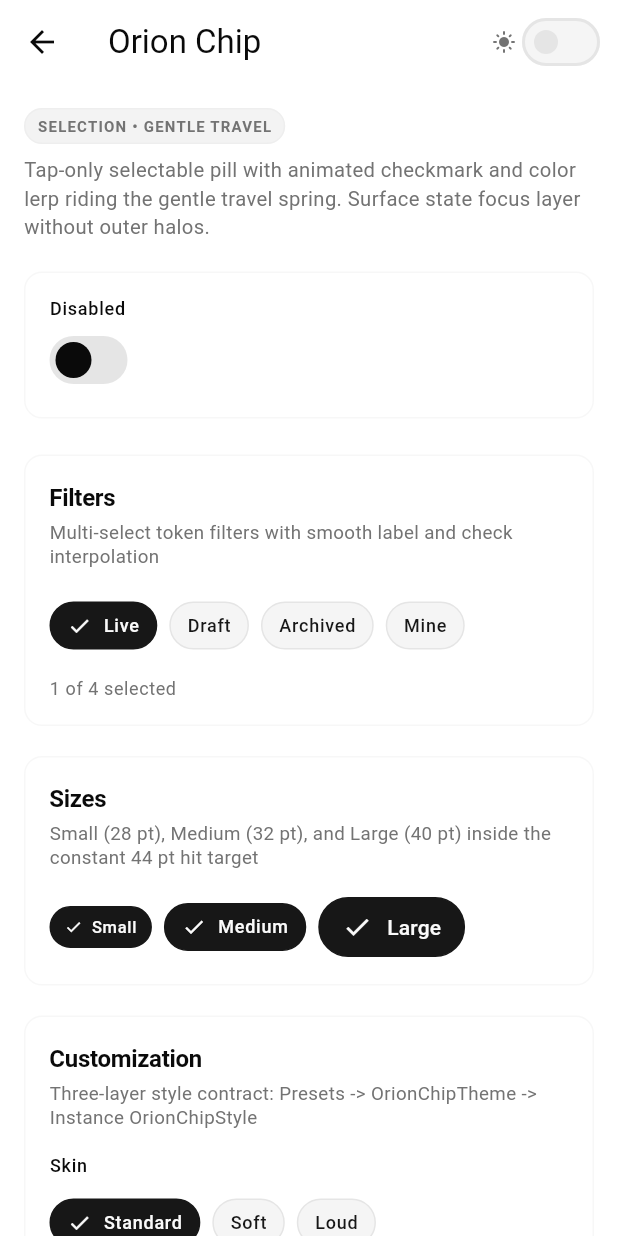
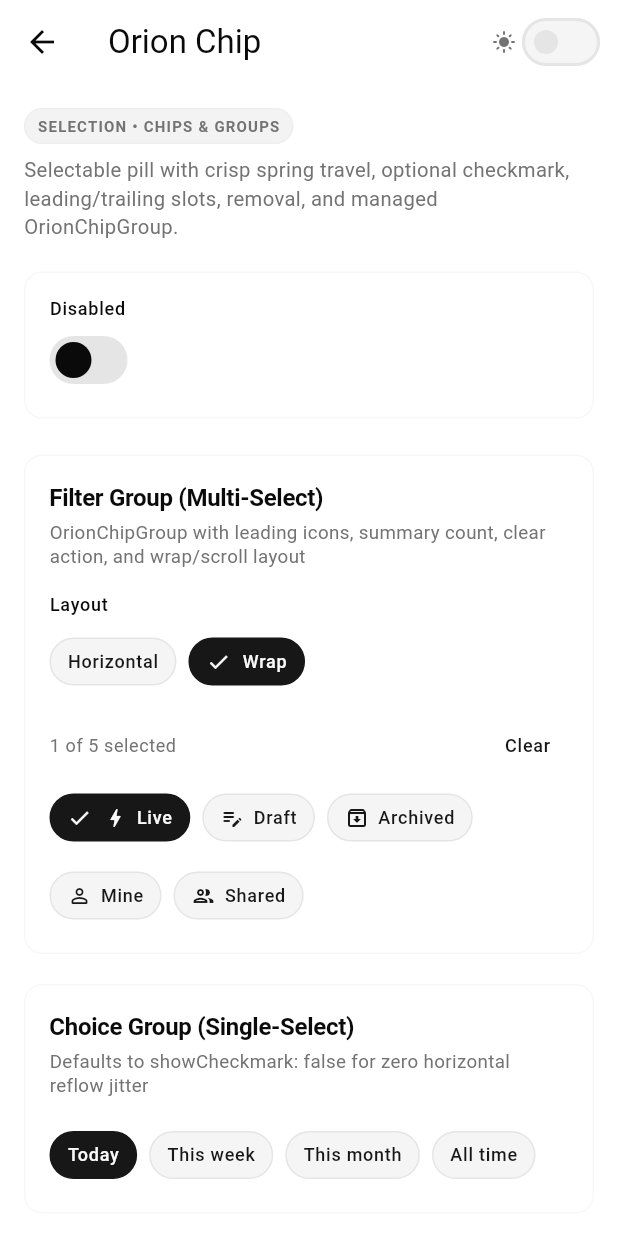
Before and after one commit to fikrilal/orion-ui, a Flutter app: the OrionChipShowcaseScreen screen opened directly, on a phone screen of 412 x 824 dp. Run offline on Flutter 3.47's test engine with Material 3 defaults, Android fonts, the phone set to English and light mode, and no system bars.

Commit message:
chore(example): update chip showcase with OrionChipGroup, removable tags, and checkmark toggle

```diff
--- a/example/lib/showcase/orion_chip_showcase_screen.dart
+++ b/example/lib/showcase/orion_chip_showcase_screen.dart
@@ -3,12 +3,7 @@ import 'package:orion_ui_example/showcase/orion_showcase_kit.dart';
 import 'package:orion_ui_example/showcase/orion_showcase_scaffold.dart';
 import 'package:orion_ui/orion_ui.dart';
 
-/// Playground for [OrionChip].
-///
-/// The `Disabled` flag in the top controls card drives every sample; the
-/// sections below are the reference matrices - the multi-select filter row, the
-/// sizes, the customization skins - and the playground last selects a single
-/// chip with its generated call behind the Code tab.
+/// Playground for [OrionChip] and [OrionChipGroup].
 class OrionChipShowcaseScreen extends StatefulWidget {
   const OrionChipShowcaseScreen({super.key});
 
@@ -21,45 +16,71 @@ class OrionChipShowcaseScreen extends StatefulWidget {
 enum _ChipSkin { standard, soft, loud }
 
 class _OrionChipShowcaseScreenState extends State<OrionChipShowcaseScreen> {
-  static const List<String> _filters = <String>[
-    'Live',
-    'Draft',
-    'Archived',
-    'Mine',
+  static const List<OrionChipItem<String>> _filterItems =
+      <OrionChipItem<String>>[
+        OrionChipItem<String>(
+          value: 'live',
+          label: 'Live',
+          leading: Icon(Icons.bolt_rounded),
+        ),
+        OrionChipItem<String>(
+          value: 'draft',
+          label: 'Draft',
+          leading: Icon(Icons.edit_note_rounded),
+        ),
+        OrionChipItem<String>(
+          value: 'archived',
+          label: 'Archived',
+          leading: Icon(Icons.archive_outlined),
+        ),
+        OrionChipItem<String>(
+          value: 'mine',
+          label: 'Mine',
+          leading: Icon(Icons.person_outline_rounded),
+        ),
+        OrionChipItem<String>(
+          value: 'shared',
+          label: 'Shared',
+          leading: Icon(Icons.group_outlined),
+        ),
       ];
 
-  static const List<String> _ranges = <String>['Today', 'This week', 'All'];
+  static const List<OrionChipItem<String>> _rangeItems =
+      <OrionChipItem<String>>[
+        OrionChipItem<String>(value: 'today', label: 'Today'),
+        OrionChipItem<String>(value: 'week', label: 'This week'),
+        OrionChipItem<String>(value: 'month', label: 'This month'),
+        OrionChipItem<String>(value: 'all', label: 'All time'),
+      ];
 
-  // Flags: shared by every sample on the page.
+  static const List<String> _initialTags = <String>[
+    'Flutter',
+    'Dart',
+    'Motion',
+    'Design System',
+  ];
+
+  // Shared flag
   bool _disabled = false;
 
-  // Filters: the row owns the set it reports.
-  final Set<String> _selected = <String>{'Live'};
+  // Multi-select filter bar
+  Set<String> _selectedFilters = <String>{'live'};
+  OrionChipGroupLayout _filterLayout = OrionChipGroupLayout.wrap;
 
-  // Customization: the focused skin and its specimen.
+  // Single-select choice group
+  Set<String> _selectedRange = <String>{'today'};
+
+  // Removable input tags
+  List<String> _tags = List<String>.of(_initialTags);
+
+  // Customization
   _ChipSkin _skin = _ChipSkin.standard;
   bool _skinned = false;
 
-  // Playground: the single select and the size.
-  String _range = 'Today';
+  // Playground
+  String _playgroundValue = 'Today';
   OrionChipSize _size = OrionChipSize.medium;
-
-  /// One sample under the shared flag.
-  OrionChip _sample({
-    required String label,
-    required bool selected,
-    required ValueChanged<bool> onSelected,
-    OrionChipSize size = OrionChipSize.medium,
-    OrionChipStyle? style,
-  }) {
-    return OrionChip(
-      label: Text(label),
-      selected: selected,
-      size: size,
-      onSelected: _disabled ? null : onSelected,
-      style: style,
-    );
-  }
+  bool _showCheckmark = true;
 
   OrionChipStyle? _skinStyle(ColorScheme scheme) => switch (_skin) {
     _ChipSkin.standard => null,
@@ -67,6 +88,7 @@ class _OrionChipShowcaseScreenState extends State<OrionChipShowcaseScreen> {
     _ChipSkin.loud => OrionChipStyle.from(
       fillColor: scheme.primary,
       labelColor: scheme.onPrimary,
+      borderColor: scheme.primary,
     ),
   };
 
@@ -82,13 +104,21 @@ class _OrionChipShowcaseScreenState extends State<OrionChipShowcaseScreen> {
     OrionChipSize.large => 'Large',
   };
 
-  /// The exact call the current controls produce.
+  String _layoutLabel(OrionChipGroupLayout layout) => switch (layout) {
+    OrionChipGroupLayout.wrap => 'Wrap',
+    OrionChipGroupLayout.horizontal => 'Horizontal',
+  };
+
+  /// The exact call the current playground controls produce.
   String get _snippet {
     final List<String> lines = <String>[
       'OrionChip(',
-      "  label: const Text('$_range'),",
+      "  text: '$_playgroundValue',",
       '  selected: true,',
     ];
+    if (!_showCheckmark) {
+      lines.add('  showCheckmark: false,');
+    }
     if (_size != OrionChipSize.medium) {
       lines.add('  size: OrionChipSize.${_size.name},');
     }
@@ -109,16 +139,16 @@ class _OrionChipShowcaseScreenState extends State<OrionChipShowcaseScreen> {
 
     return OrionThemedScaffold(
       title: 'Orion Chip',
-      builder: (context) {
+      builder: (BuildContext context) {
         return Column(
           crossAxisAlignment: CrossAxisAlignment.start,
-          children: [
+          children: <Widget>[
             // Top Intro Header
             Padding(
               padding: const EdgeInsets.only(bottom: OrionSpacing.space20),
               child: Column(
                 crossAxisAlignment: CrossAxisAlignment.start,
-                children: [
+                children: <Widget>[
                   Container(
                     padding: const EdgeInsets.symmetric(
                       horizontal: OrionSpacing.space8,
@@ -137,7 +167,7 @@ class _OrionChipShowcaseScreenState extends State<OrionChipShowcaseScreen> {
                       ),
                     ),
                     child: Text(
-                      'SELECTION • GENTLE TRAVEL',
+                      'SELECTION • CHIPS & GROUPS',
                       style: TextStyle(
                         fontSize: 10,
                         fontWeight: FontWeight.w700,
@@ -148,7 +178,7 @@ class _OrionChipShowcaseScreenState extends State<OrionChipShowcaseScreen> {
                   ),
                   const SizedBox(height: OrionSpacing.space8),
                   Text(
-                    'Tap-only selectable pill with animated checkmark and color lerp riding the gentle travel spring. Surface state focus layer without outer halos.',
+                    'Selectable pill with crisp spring travel, optional checkmark, leading/trailing slots, removal, and managed OrionChipGroup.',
                     style: TextStyle(
                       fontSize: 13.5,
                       height: 1.4,
@@ -160,15 +190,16 @@ class _OrionChipShowcaseScreenState extends State<OrionChipShowcaseScreen> {
             ),
 
             OrionShowcaseControls(
-              children: [
+              children: <Widget>[
                 Row(
                   crossAxisAlignment: CrossAxisAlignment.start,
-                  children: [
+                  children: <Widget>[
                     Expanded(
                       child: OrionShowcaseToggle(
                         label: 'Disabled',
                         value: _disabled,
-                        onChanged: (value) => setState(() => _disabled = value),
+                        onChanged: (bool value) =>
+                            setState(() => _disabled = value),
                       ),
                     ),
                   ],
@@ -177,40 +208,102 @@ class _OrionChipShowcaseScreenState extends State<OrionChipShowcaseScreen> {
             ),
             const SizedBox(height: OrionSpacing.space24),
 
-            // Filters Card
+            // Multi-select OrionChipGroup Card
             OrionShowcaseSection(
-              title: 'Filters',
+              title: 'Filter Group (Multi-Select)',
               subtitle:
-                  'Multi-select token filters with smooth label and check interpolation',
+                  'OrionChipGroup with leading icons, summary count, clear action, and wrap/scroll layout',
               card: true,
               child: Column(
                 crossAxisAlignment: CrossAxisAlignment.start,
-                children: [
+                children: <Widget>[
+                  OrionShowcaseChoice<OrionChipGroupLayout>(
+                    label: 'Layout',
+                    values: OrionChipGroupLayout.values,
+                    selected: _filterLayout,
+                    labelOf: _layoutLabel,
+                    onChanged: (OrionChipGroupLayout value) =>
+                        setState(() => _filterLayout = value),
+                  ),
+                  const SizedBox(height: OrionSpacing.space12),
+                  OrionChipGroup<String>(
+                    items: _filterItems,
+                    selectedValues: _selectedFilters,
+                    layout: _filterLayout,
+                    enabled: !_disabled,
+                    showClearAction: true,
+                    selectedCountLabelBuilder: (int count) =>
+                        '$count of ${_filterItems.length} selected',
+                    onSelectionChanged: (Set<String> next) =>
+                        setState(() => _selectedFilters = next),
+                  ),
+                ],
+              ),
+            ),
+            const SizedBox(height: OrionSpacing.space20),
+
+            // Single-select Choice Group Card
+            OrionShowcaseSection(
+              title: 'Choice Group (Single-Select)',
+              subtitle:
+                  'Defaults to showCheckmark: false for zero horizontal reflow jitter',
+              card: true,
+              child: OrionChipGroup<String>(
+                items: _rangeItems,
+                selectedValues: _selectedRange,
+                selectionMode: OrionChipSelectionMode.single,
+                allowDeselect: false,
+                enabled: !_disabled,
+                onSelectionChanged: (Set<String> next) =>
+                    setState(() => _selectedRange = next),
+              ),
+            ),
+            const SizedBox(height: OrionSpacing.space20),
+
+            // Removable Tags Card
+            OrionShowcaseSection(
+              title: 'Removable Tags',
+              subtitle: 'Input chips with onDeleted and plain text shorthand',
+              card: true,
+              child: Column(
+                crossAxisAlignment: CrossAxisAlignment.start,
+                children: <Widget>[
+                  if (_tags.isEmpty)
+                    Text(
+                      'All tags removed.',
+                      style: theme.textTheme.bodySmall?.copyWith(
+                        color: scheme.onSurfaceVariant,
+                      ),
+                    )
+                  else
                     Wrap(
                       spacing: OrionSpacing.space8,
                       runSpacing: OrionSpacing.space8,
-                    children: [
-                      for (final String filter in _filters)
-                        _sample(
-                          label: filter,
-                          selected: _selected.contains(filter),
-                          onSelected: (bool value) => setState(() {
-                            if (value) {
-                              _selected.add(filter);
-                            } else {
-                              _selected.remove(filter);
-                            }
-                          }),
+                      children: <Widget>[
+                        for (final String tag in _tags)
+                          OrionChip(
+                            text: tag,
+                            selected: false,
+                            onSelected: null,
+                            onDeleted: _disabled
+                                ? null
+                                : () => setState(() => _tags.remove(tag)),
                           ),
                       ],
                     ),
+                  if (_tags.length < _initialTags.length) ...<Widget>[
                     const SizedBox(height: OrionSpacing.space12),
-                  Text(
-                    '${_selected.length} of ${_filters.length} selected',
-                    style: theme.textTheme.bodySmall?.copyWith(
-                      color: scheme.onSurfaceVariant,
+                    OrionButton(
+                      variant: OrionButtonVariant.flat,
+                      size: OrionButtonSize.small,
+                      label: 'Reset tags',
+                      onPressed: _disabled
+                          ? null
+                          : () => setState(
+                              () => _tags = List<String>.of(_initialTags),
                             ),
                     ),
+                  ],
                 ],
               ),
             ),
@@ -220,18 +313,18 @@ class _OrionChipShowcaseScreenState extends State<OrionChipShowcaseScreen> {
             OrionShowcaseSection(
               title: 'Sizes',
               subtitle:
-                  'Small (28 pt), Medium (32 pt), and Large (40 pt) inside the constant 44 pt hit target',
+                  'Small (28 pt), Medium (32 pt), and Large (40 pt) with stepped typography inside the 44 pt hit target',
               card: true,
               child: Wrap(
                 spacing: OrionSpacing.space8,
                 runSpacing: OrionSpacing.space8,
-                children: [
+                children: <Widget>[
                   for (final OrionChipSize size in OrionChipSize.values)
-                    _sample(
-                      label: _sizeLabel(size),
+                    OrionChip(
+                      text: _sizeLabel(size),
                       selected: true,
                       size: size,
-                      onSelected: (_) {},
+                      onSelected: _disabled ? null : (_) {},
                     ),
                 ],
               ),
@@ -242,25 +335,27 @@ class _OrionChipShowcaseScreenState extends State<OrionChipShowcaseScreen> {
             OrionShowcaseSection(
               title: 'Customization',
               subtitle:
-                  'Three-layer style contract: Presets -> OrionChipTheme -> Instance OrionChipStyle',
+                  'Three-layer style contract — Soft uses borderWidth: 0 (truly borderless)',
               card: true,
               child: Column(
                 crossAxisAlignment: CrossAxisAlignment.start,
-                children: [
+                children: <Widget>[
                   OrionShowcaseChoice<_ChipSkin>(
                     label: 'Skin',
                     values: _ChipSkin.values,
                     selected: _skin,
                     labelOf: _skinLabel,
-                    onChanged: (value) => setState(() => _skin = value),
+                    onChanged: (_ChipSkin value) =>
+                        setState(() => _skin = value),
                   ),
                   const SizedBox(height: OrionSpacing.space16),
-                  _sample(
-                    label: 'Live',
+                  OrionChip(
+                    text: 'Live',
                     selected: _skinned,
                     style: _skinStyle(scheme),
-                    onSelected: (bool value) =>
-                        setState(() => _skinned = value),
+                    onSelected: _disabled
+                        ? null
+                        : (bool value) => setState(() => _skinned = value),
                   ),
                 ],
               ),
@@ -270,30 +365,46 @@ class _OrionChipShowcaseScreenState extends State<OrionChipShowcaseScreen> {
             // Playground Card
             OrionShowcaseSection(
               title: 'Playground',
-              subtitle: 'Single-select choice chips with live code generator',
+              subtitle: 'Configure size and checkmark with live code generator',
               child: OrionShowcasePanel(
                 key: const ValueKey<String>('showcase-panel-playground'),
                 preview: Column(
                   crossAxisAlignment: CrossAxisAlignment.start,
-                  children: [
+                  children: <Widget>[
                     OrionShowcaseChoice<OrionChipSize>(
                       label: 'Size',
                       values: OrionChipSize.values,
                       selected: _size,
                       labelOf: _sizeLabel,
-                      onChanged: (value) => setState(() => _size = value),
+                      onChanged: (OrionChipSize value) =>
+                          setState(() => _size = value),
+                    ),
+                    const SizedBox(height: OrionSpacing.space12),
+                    OrionShowcaseToggle(
+                      label: 'Show checkmark',
+                      value: _showCheckmark,
+                      onChanged: (bool value) =>
+                          setState(() => _showCheckmark = value),
                     ),
                     const SizedBox(height: OrionSpacing.space16),
                     Wrap(
                       spacing: OrionSpacing.space8,
                       runSpacing: OrionSpacing.space8,
-                      children: [
-                        for (final String range in _ranges)
-                          _sample(
-                            label: range,
-                            selected: _range == range,
+                      children: <Widget>[
+                        for (final String label in const <String>[
+                          'Today',
+                          'This week',
+                          'All',
+                        ])
+                          OrionChip(
+                            text: label,
+                            selected: _playgroundValue == label,
                             size: _size,
-                            onSelected: (_) => setState(() => _range = range),
+                            showCheckmark: _showCheckmark,
+                            onSelected: _disabled
+                                ? null
+                                : (_) =>
+                                      setState(() => _playgroundValue = label),
                           ),
                       ],
                     ),
```
Lines whose indentation alone changed are shown as unchanged.
